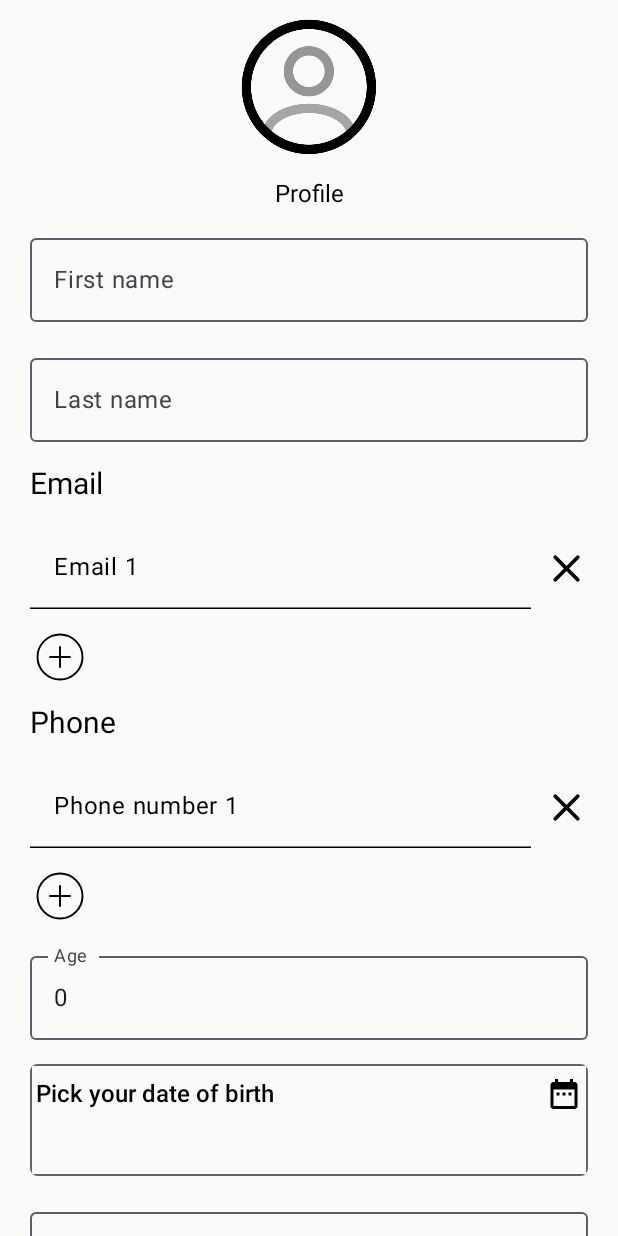
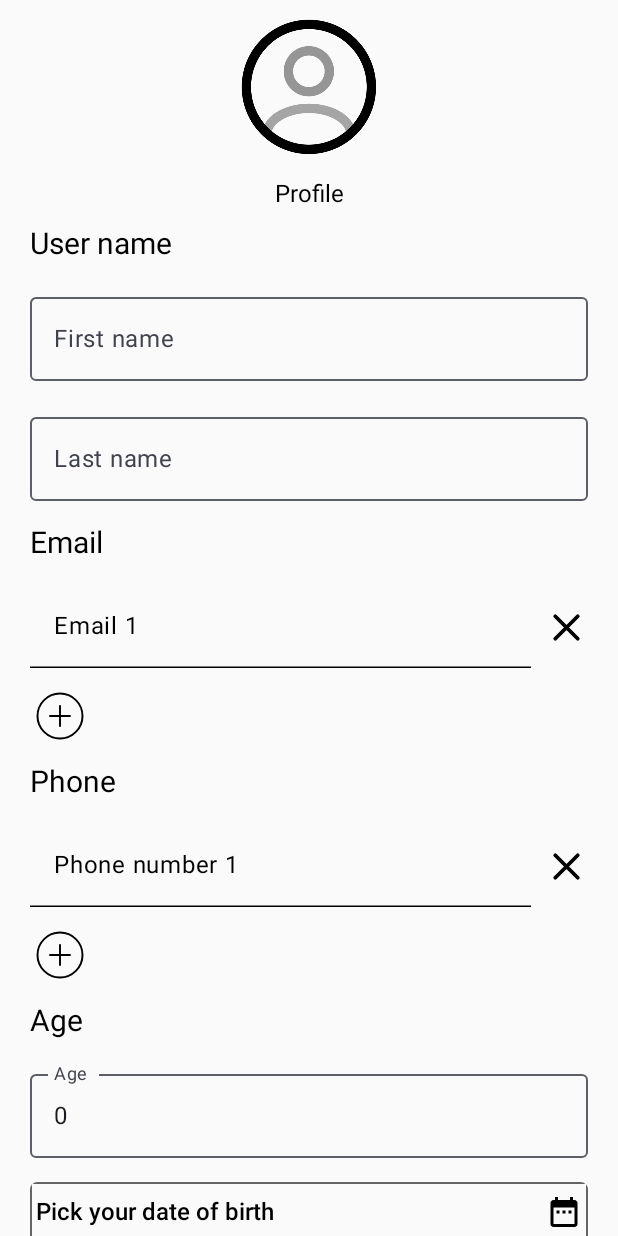
Before and after one commit to Raghuram224/Registration, an Android app built with Jetpack Compose: the screen it shows after launch (MainActivity), on a phone screen of 412 x 824 dp. Run offline under Robolectric (Android 15) with nearby library versions, the phone set to English and light mode, and no system bars; our stand-ins replace Dagger/Hilt's generated code; libraries missing offline, so code that uses them is left out: androidx.camera.core, androidx.camera.view; 1 statement that could not run was skipped.

Commit message:
precaution commit

```diff
--- a/app/src/main/java/com/example/registration/view/DataScreen.kt
+++ b/app/src/main/java/com/example/registration/view/DataScreen.kt
@@ -1,6 +1,5 @@
 package com.example.registration.view
 
-import android.util.Log
 import androidx.compose.foundation.layout.Column
 import androidx.compose.material3.Text
 import androidx.compose.runtime.Composable
@@ -21,7 +20,7 @@ fun DataScreen (
             Text(text = "dob: ${signupViewModel.signupDetails.dob}")
             Text(text = "address: ${signupViewModel.signupDetails.address}")
             Text(text = "other emails: ${signupViewModel.signupDetails.otherEmails}")
-            Text(text = "other phones: ${signupViewModel.signupDetails.otherPhone}")
+            Text(text = "other phones: ${signupViewModel.signupDetails.otherPhones}")
 
             Text(text = "email: ${signupViewModel.signupDetails.primaryEmail}")
             Text(text = "phone: ${signupViewModel.signupDetails.primaryPhone}")
--- a/app/src/main/java/com/example/registration/view/signupScreen/SignupScreen.kt
+++ b/app/src/main/java/com/example/registration/view/signupScreen/SignupScreen.kt
@@ -20,7 +20,6 @@ import androidx.camera.core.ImageCaptureException
 import androidx.camera.core.ImageProxy
 import androidx.camera.view.LifecycleCameraController
 import androidx.compose.foundation.layout.Arrangement
-import androidx.compose.foundation.layout.Box
 import androidx.compose.foundation.layout.Column
 import androidx.compose.foundation.layout.Row
 import androidx.compose.foundation.layout.fillMaxSize
@@ -49,7 +48,6 @@ import androidx.compose.runtime.mutableStateOf
 import androidx.compose.runtime.remember
 import androidx.compose.runtime.saveable.rememberSaveable
 import androidx.compose.runtime.setValue
-import androidx.compose.runtime.snapshots.SnapshotStateList
 import androidx.compose.ui.Alignment
 import androidx.compose.ui.Modifier
 import androidx.compose.ui.focus.FocusRequester
@@ -69,6 +67,7 @@ import com.example.registration.view.utils.CameraPreview
 import com.example.registration.view.utils.PhotoBottomSheetContent
 import com.example.registration.viewModels.SignupViewModel
 import com.example.registration.viewModels.TextFieldType
+import com.example.registration.viewModels.TextFieldTypeTest
 import java.util.Date
 
 
@@ -198,12 +197,13 @@ fun SignupScreen(
     val focusManager = LocalFocusManager.current
 
     val keyBoardState by keyboardAsState()
-    Log.i("keyboard", keyBoardState.name.toString())
+    Log.i("keyboard", keyBoardState.name)
 
     var isAgeFocused by remember {
         mutableStateOf(false)
     }
 
+    val signupDataTest = signupViewModel.signupData.collectAsState()
 
 
 
@@ -264,10 +264,23 @@ fun SignupScreen(
 
         )
 
+        Text(
+            modifier = Modifier
+                .padding(
+                    vertical = MaterialTheme.dimens.signupDimension.itemVerticalPadding08,
+                    horizontal = MaterialTheme.dimens.signupDimension.itemHorizontalPadding04
+                ),
+            text = "User name",
+            style = TextStyle(
+                fontSize = MaterialTheme.dimens.signupDimension.headingFont20
+            )
+        )
         CustomOutlinedInput(
             text = firstName,
             onTextChanged = {
                 signupViewModel.updateText(it, TextFieldType.FirstName)
+                signupViewModel.updateSignupDataTest(it, TextFieldTypeTest.FirstName)
+
             },
             label = "First name",
             isError = fNameColor
@@ -277,6 +290,7 @@ fun SignupScreen(
             text = lastName,
             onTextChanged = {
                 signupViewModel.updateText(it, TextFieldType.LastName)
+                signupViewModel.updateSignupDataTest(it, TextFieldTypeTest.LastName)
             },
             label = "Last name",
             isError = lNameColor
@@ -323,8 +337,9 @@ fun SignupScreen(
 
                 }
 
-            }
-        )
+            },
+
+            )
         Text(
             modifier = Modifier
                 .padding(
@@ -376,13 +391,31 @@ fun SignupScreen(
                     text = if (age != null) convertMillisToDate(Date().time.minus(yearsToMillis(age.toLong()))) else "0",
                     TextFieldType.DOB,
                 )
+                signupViewModel.updateSignupDataTest(
+                    text = if (age != null) convertMillisToDate(Date().time.minus(yearsToMillis(age.toLong()))) else "0",
+                    TextFieldTypeTest.DOB,)
             }
         }
+        Text(
+            modifier = Modifier
+                .padding(
+                    vertical = MaterialTheme.dimens.signupDimension.itemVerticalPadding08,
+                    horizontal = MaterialTheme.dimens.signupDimension.itemHorizontalPadding04
+                ),
+            text = "Age",
+            style = TextStyle(
+                fontSize = MaterialTheme.dimens.signupDimension.headingFont20
+            )
+        )
+
         CustomOutlinedInput(
             modifier = Modifier
                 .focusRequester(focusRequester = focusRequester),
             text = age,
-            onTextChanged = { signupViewModel.updateText(it, TextFieldType.Age) },
+            onTextChanged = {
+                signupViewModel.updateText(it, TextFieldType.Age)
+                signupViewModel.updateSignupDataTest(it, TextFieldTypeTest.Age)
+            },
             label = "Age",
             keyBoardType = KeyboardType.Phone,
             focusChanged = { state ->
@@ -397,14 +430,40 @@ fun SignupScreen(
             selectedDate = dateOfBirth
         )
 
+        Text(
+            modifier = Modifier
+                .padding(
+                    vertical = MaterialTheme.dimens.signupDimension.itemVerticalPadding08,
+                    horizontal = MaterialTheme.dimens.signupDimension.itemHorizontalPadding04
+                ),
+            text = "Address",
+            style = TextStyle(
+                fontSize = MaterialTheme.dimens.signupDimension.headingFont20
+            )
+        )
 
         CustomOutlinedInput(
             text = address,
-            onTextChanged = { signupViewModel.updateText(text = it, TextFieldType.Address) },
+            onTextChanged = {
+                signupViewModel.updateText(text = it, TextFieldType.Address)
+                signupViewModel.updateSignupDataTest(text = it, TextFieldTypeTest.Address)
+                            },
             label = "Enter your address",
             minLines = 3,
             maxLines = 5,
             isError = addressColor
+        )
+
+        Text(
+            modifier = Modifier
+                .padding(
+                    vertical = MaterialTheme.dimens.signupDimension.itemVerticalPadding08,
+                    horizontal = MaterialTheme.dimens.signupDimension.itemHorizontalPadding04
+                ),
+            text = "Password",
+            style = TextStyle(
+                fontSize = MaterialTheme.dimens.signupDimension.headingFont20
+            )
         )
 
         CustomOutlinedPasswordInput(
@@ -470,7 +529,7 @@ fun SignupScreen(
                                 list = emailList.toList(),
                                 idx = primaryEmailIndex
                             ),
-                            otherPhone = signupViewModel.convertListToString(
+                            otherPhones = signupViewModel.convertListToString(
                                 list = phoneList.toList(),
                                 idx = primaryPhoneIndex
                             )
@@ -500,6 +559,8 @@ fun SignupScreen(
             )
         }
 
+        Text(text = signupDataTest.toString()) //Test
+
 
         if (isDatePickerSheetOpen) {
             ModalBottomSheet(
@@ -508,9 +569,9 @@ fun SignupScreen(
                 onDismissRequest = { isDatePickerSheetOpen = false },
                 sheetState = datePickerSheetState,
 
-            ) {
+                ) {
                 Column(
-                    modifier=Modifier
+                    modifier = Modifier
                         .fillMaxSize()
                 ) {
 
@@ -519,9 +580,11 @@ fun SignupScreen(
                         onDismiss = { isDatePickerSheetOpen = false },
                         onClick = {
                             signupViewModel.updateText(it, TextFieldType.DOB)
+                            signupViewModel.updateSignupDataTest(it, TextFieldTypeTest.DOB)
                         },
                         updateAge = {
                             signupViewModel.updateText(it, TextFieldType.Age)
+                            signupViewModel.updateSignupDataTest(it, TextFieldTypeTest.Age)
                         }
                     )
                 }
--- a/app/src/main/java/com/example/registration/view/signupScreen/SignupUtils.kt
+++ b/app/src/main/java/com/example/registration/view/signupScreen/SignupUtils.kt
@@ -5,7 +5,6 @@ import android.graphics.Bitmap
 import android.graphics.Rect
 import android.net.Uri
 import android.os.Build
-import android.provider.CalendarContract.Colors
 import android.util.Log
 import android.view.ViewTreeObserver
 import androidx.annotation.RequiresApi
@@ -27,12 +26,10 @@ import androidx.compose.material.MaterialTheme
 import androidx.compose.material.TextField
 import androidx.compose.material.TextFieldDefaults
 import androidx.compose.material.icons.Icons
-import androidx.compose.material.icons.filled.Add
 import androidx.compose.material.icons.filled.Camera
 import androidx.compose.material.icons.filled.DateRange
 import androidx.compose.material.icons.filled.Person
 import androidx.compose.material.icons.filled.Photo
-import androidx.compose.material3.Button
 import androidx.compose.material3.DatePicker
 import androidx.compose.material3.DatePickerState
 import androidx.compose.material3.DropdownMenuItem
@@ -42,7 +39,6 @@ import androidx.compose.material3.IconButton
 import androidx.compose.material3.OutlinedTextField
 import androidx.compose.material3.Text
 import androidx.compose.material3.TextButton
-import androidx.compose.material3.rememberDatePickerState
 import androidx.compose.runtime.Composable
 import androidx.compose.runtime.DisposableEffect
 import androidx.compose.runtime.State
@@ -59,7 +55,6 @@ import androidx.compose.ui.focus.FocusState
 import androidx.compose.ui.focus.onFocusChanged
 import androidx.compose.ui.graphics.Color
 import androidx.compose.ui.graphics.asImageBitmap
-import androidx.compose.ui.graphics.vector.ImageVector
 import androidx.compose.ui.layout.ContentScale
 import androidx.compose.ui.platform.LocalView
 import androidx.compose.ui.res.painterResource
@@ -70,11 +65,9 @@ import androidx.compose.ui.text.input.KeyboardType
 import androidx.compose.ui.text.input.PasswordVisualTransformation
 import androidx.compose.ui.text.input.VisualTransformation
 import androidx.compose.ui.text.style.TextAlign
-import androidx.compose.ui.tooling.preview.Preview
 import androidx.compose.ui.unit.dp
 import coil.compose.AsyncImage
 import com.example.registration.R
-import com.example.registration.ui.theme.White
 import com.example.registration.ui.theme.dimens
 import java.text.SimpleDateFormat
 import java.util.Date
@@ -261,9 +254,6 @@ fun SignupEmail(
 
 ) {
 
-//    val emailList = remember {
-//        mutableStateListOf("")
-//    }
 
     emailList.forEachIndexed { index, key ->
         Row(
@@ -279,7 +269,7 @@ fun SignupEmail(
                 onTextChanged = { emailList[index] = it },
                 keyBoardType = KeyboardType.Email,
                 label = "Email",
-                isError = isFieldError[index],
+                isError = if(isFieldError.isEmpty()) isFieldError.add(false) else isFieldError[index] ,
                 modifier = Modifier
                     .weight(0.9f)
                     .fillMaxWidth()
@@ -332,6 +322,7 @@ fun SignupEmail(
         onClick = {
             emailList.add("")
             isFieldError.add(false)
+
 
         }
     ) {
@@ -428,6 +419,7 @@ fun SignupPhone(
 
 @Composable
 fun CustomOutlinedInput(
+    modifier: Modifier = Modifier,
     itemNo: String = "",
     text: String,
     onTextChanged: (String) -> Unit,
@@ -435,7 +427,6 @@ fun CustomOutlinedInput(
     label: String,
     minLines: Int = 1,
     maxLines: Int = 1,
-    modifier: Modifier = Modifier,
     focusChanged: (FocusState) -> Unit = {},
     isError: Boolean = false,
     visualTransformation: VisualTransformation = VisualTransformation.None
@@ -471,6 +462,7 @@ fun CustomOutlinedInput(
 
 @Composable
 fun CustomTextField(
+    modifier: Modifier = Modifier,
     itemNo: String = "",
     text: String,
     onTextChanged: (String) -> Unit,
@@ -478,7 +470,6 @@ fun CustomTextField(
     label: String,
     minLines: Int = 1,
     maxLines: Int = 1,
-    modifier: Modifier = Modifier,
     isError: Boolean = false,
 
 
@@ -517,13 +508,13 @@ fun CustomTextField(
 
 @Composable
 fun CustomOutlinedPasswordInput(
+    modifier: Modifier = Modifier,
     itemNo: String = "",
     text: String,
     onTextChanged: (String) -> Unit,
     label: String,
     minLines: Int = 1,
     maxLines: Int = 1,
-    modifier: Modifier = Modifier,
     isError: Boolean = false,
 
     ) {
@@ -652,9 +643,8 @@ fun CustomDatePicker(
         DatePicker(
             state = datePickerState,
             modifier = Modifier
+        )
 
-
-        )
         Row(
             modifier = Modifier
                 .padding(MaterialTheme.dimens.signupDimension.padding04)
@@ -668,19 +658,12 @@ fun CustomDatePicker(
             TextButton(
                 onClick = {
 
-//                    Log.i("timer current", .toString())
-
-
                     if (selectedDateInMillis != null) {
                         updateAge(milliToYears(Date().time.minus(selectedDateInMillis)))
                     }
-
-
                     onClick(
                         convertMillisToDate(selectedDateInMillis)
                     )
-
-//                            Log.i("date",selectedDate.toString())
                     onDismiss()
 
                 }
@@ -689,7 +672,7 @@ fun CustomDatePicker(
             }
         }
     }
-//        }
+
 
 
 }
@@ -717,13 +700,6 @@ fun milliToYears(milliseconds: Long): String {
 }
 
 
-//fun yearsToMilliseconds(years: Int): Long {
-//    val days= 365/years
-//    val hours
-//    return years.toLong() * millisecondsInYear
-//}
-
-
 data class SignupDetails(
     val firstName: String,
     val lastName: String,
@@ -733,7 +709,7 @@ data class SignupDetails(
     val primaryEmail: String,
     val primaryPhone: String,
     val otherEmails: String,
-    val otherPhone: String,
+    val otherPhones: String,
 )
 
 enum class Keyboard {
@@ -764,25 +740,3 @@ fun keyboardAsState(): State<Keyboard> {
 
     return keyboardState
 }
-
-
-@OptIn(ExperimentalMaterial3Api::class)
-@Preview(showSystemUi = true)
-@Composable
-private fun PriviewUtils() {
-    val datePickerState = rememberDatePickerState()
-//    CustomDatePicker(
-//        datePickerState, onDismiss = {},
-//        onClick = {}
-//    )
-//    DatePickerBar(onClick = {}, text = "Pick your date of birth", selectedDate = "03/11/2002")
-//    SignupPhone(
-//      selectPhone = {},
-//        isPrimaryPhoneSelected =false,
-//        closeButtonClick = {},
-//        primaryPhoneIndex = 0
-//
-//    )
-
-
-}
```
Also changed, not shown: app/src/main/java/com/example/registration/viewModels/SignupViewModel.kt (+85 -1 lines).
